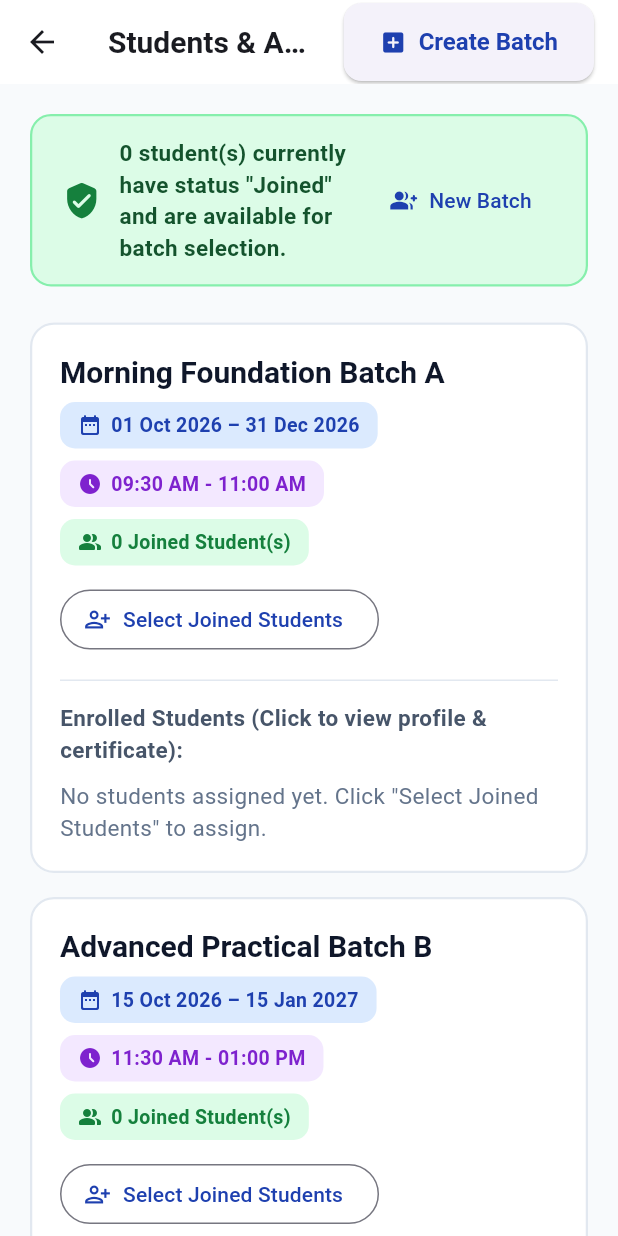
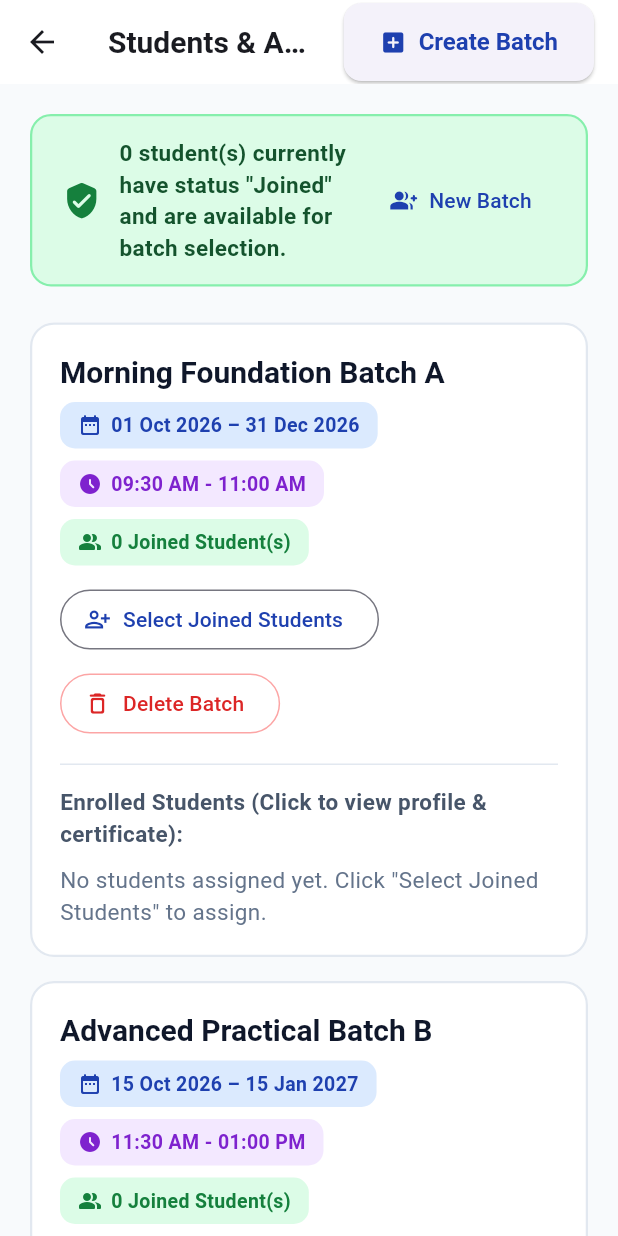
Before and after one commit to AmbekarAditya/campuscrm, a Flutter app: the BatchListView screen opened directly, on a phone screen of 412 x 824 dp. Run offline on Flutter 3.47's test engine with Material 3 defaults, Android fonts, the phone set to English and light mode, and no system bars; our stand-ins replace cloud_firestore, firebase_core, flutter_riverpod; accounts and stored records are empty.

Commit message:
Add Delete Batch option with confirmation dialog

```diff
--- a/lib/features/academics/presentation/batch_list_view.dart
+++ b/lib/features/academics/presentation/batch_list_view.dart
@@ -85,6 +85,19 @@ class BatchListView extends ConsumerWidget {
           ),
           const SizedBox(height: 16),
 
+          if (batches.isEmpty)
+            const Card(
+              child: Padding(
+                padding: EdgeInsets.all(32),
+                child: Center(
+                  child: Text(
+                    'No active batches found. Click "Create Batch" to start a new cohort.',
+                    style: TextStyle(fontSize: 16, color: Color(0xFF64748B)),
+                  ),
+                ),
+              ),
+            ),
+
           // Batches List
           ...batches.map((batch) {
             final enrolledStudents = allInquiries
@@ -140,6 +153,10 @@ class BatchListView extends ConsumerWidget {
                             ),
                           ],
                         ),
+                        Wrap(
+                          spacing: 10,
+                          runSpacing: 8,
+                          children: [
                             OutlinedButton.icon(
                               onPressed: () => _showManageStudentsDialog(
                                 context,
@@ -149,6 +166,21 @@ class BatchListView extends ConsumerWidget {
                               ),
                               icon: const Icon(Icons.person_add_alt_1_outlined),
                               label: const Text('Select Joined Students'),
+                            ),
+                            OutlinedButton.icon(
+                              style: OutlinedButton.styleFrom(
+                                foregroundColor: const Color(0xFFDC2626),
+                                side: const BorderSide(color: Color(0xFFFCA5A5)),
+                              ),
+                              onPressed: () => _confirmDeleteBatchDialog(
+                                context,
+                                ref,
+                                batch,
+                              ),
+                              icon: const Icon(Icons.delete_outline_rounded),
+                              label: const Text('Delete Batch'),
+                            ),
+                          ],
                         ),
                       ],
                     ),
@@ -623,6 +655,53 @@ class BatchListView extends ConsumerWidget {
       },
     );
   }
+
+  Future<void> _confirmDeleteBatchDialog(
+    BuildContext context,
+    WidgetRef ref,
+    Batch batch,
+  ) async {
+    await showDialog<void>(
+      context: context,
+      builder: (dialogContext) {
+        return AlertDialog(
+          title: const Text('Delete Batch?'),
+          content: Text(
+            'Are you sure you want to delete "${batch.name}"? Enrolled students will remain in your Joined Inquiries list.',
+          ),
+          actions: [
+            TextButton(
+              onPressed: () => Navigator.of(dialogContext).pop(),
+              child: const Text('Cancel'),
+            ),
+            ElevatedButton.icon(
+              style: ElevatedButton.styleFrom(
+                backgroundColor: const Color(0xFFDC2626),
+                foregroundColor: Colors.white,
+              ),
+              onPressed: () async {
+                await ref
+                    .read(batchRepositoryProvider)
+                    .deleteBatch(batch.id, batch.name);
+                if (dialogContext.mounted) {
+                  Navigator.of(dialogContext).pop();
+                }
+                if (context.mounted) {
+                  ScaffoldMessenger.of(context).showSnackBar(
+                    SnackBar(
+                      content: Text('Deleted batch "${batch.name}".'),
+                    ),
+                  );
+                }
+              },
+              icon: const Icon(Icons.delete_forever_rounded),
+              label: const Text('Delete Batch'),
+            ),
+          ],
+        );
+      },
+    );
+  }
 }
 
 class _InfoBadge extends StatelessWidget {
```
Also changed, not shown: lib/features/academics/data/batch_repository.dart (+16 -0 lines). Lines whose indentation alone changed are shown as unchanged.
